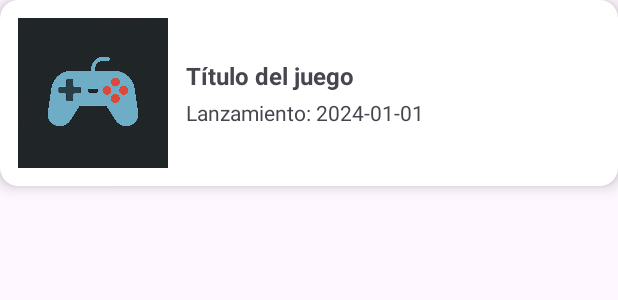
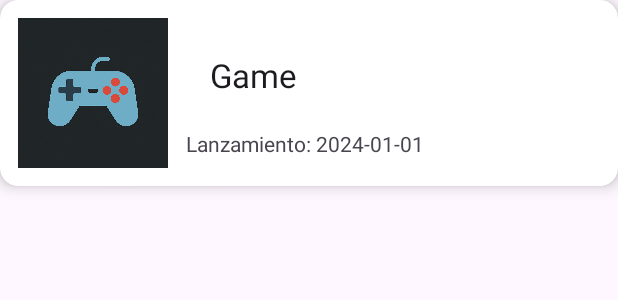
Before and after one commit to jdg3092/GamersHub, an Android app: the layout item_game.xml on its own in the app's theme, with its tools: preview values and no code run, on a phone screen of 412 x 824 dp. Shown: the top 300 px of the screen. Run offline under Robolectric (Android 15) with nearby library versions, the phone set to English and light mode, and no system bars; network calls fail.

Commit message:
Update GameLibrary

```diff
--- a/app/src/main/res/layout/item_game.xml
+++ b/app/src/main/res/layout/item_game.xml
@@ -14,7 +14,6 @@
         android:padding="12dp">
 
 
-
         <!-- Imagen del videojuego -->
         <ImageView
             android:id="@+id/imgGame"
@@ -24,7 +23,7 @@
             android:scaleType="centerCrop"
             android:src="@drawable/ic_placeholder_game" />
 
-        <!-- Contenido textual -->
+        <!-- Contenido -->
         <LinearLayout
             android:layout_width="0dp"
             android:layout_height="match_parent"
@@ -33,15 +32,14 @@
             android:gravity="center_vertical"
             android:orientation="vertical">
 
-            <TextView
-                android:id="@+id/textGameName"
-                android:layout_width="wrap_content"
+            <androidx.appcompat.widget.Toolbar
+                android:id="@+id/toolbarGameItem"
+                android:layout_width="match_parent"
                 android:layout_height="wrap_content"
-                android:ellipsize="end"
-                android:maxLines="2"
-                android:text="Título del juego"
-                android:textSize="16sp"
-                android:textStyle="bold" />
+                android:minHeight="?attr/actionBarSize"
+                android:titleTextColor="@android:color/white"
+                app:popupTheme="@style/ThemeOverlay.AppCompat.Light"
+                app:title="Game" />
 
             <TextView
                 android:id="@+id/textReleaseDate"
```
Also changed, not shown: app/src/main/java/com/example/gamershub/ui/adapter/GameLibraryAdapter.kt (+35 -3 lines), app/src/main/res/menu/menu_game_item.xml (added, +7 -0 lines).
